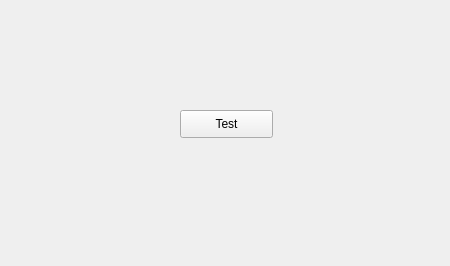
Qt form ui_files/main_window.ui (fzaca/task-manager) before a commit.
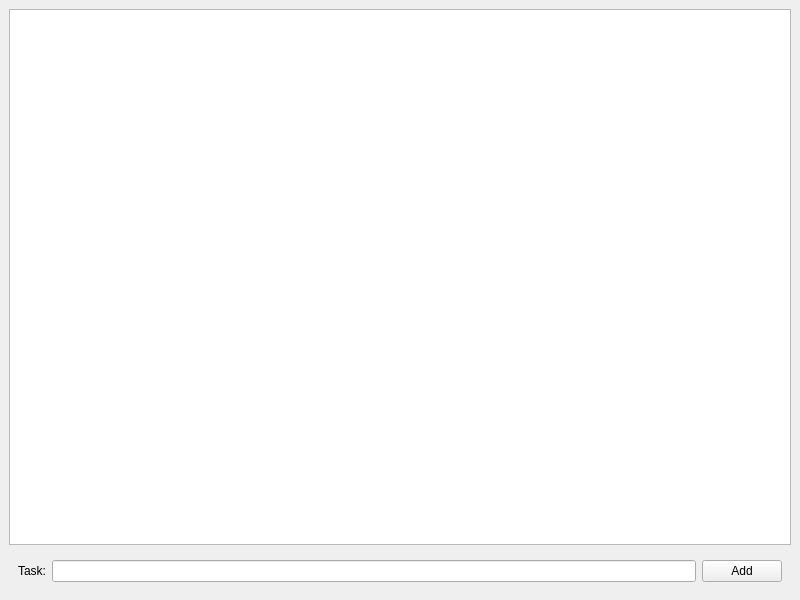
The same form after that commit.

Diff of the .ui file:
```diff
--- a/ui_files/main_window.ui
+++ b/ui_files/main_window.ui
@@ -1,40 +1,49 @@
 <?xml version="1.0" encoding="UTF-8"?>
 <ui version="4.0">
  <class>MainWindow</class>
- <widget class="QWidget" name="MainWindow">
+ <widget class="QMainWindow" name="MainWindow">
   <property name="geometry">
    <rect>
     <x>0</x>
     <y>0</y>
-    <width>450</width>
-    <height>266</height>
+    <width>800</width>
+    <height>600</height>
    </rect>
   </property>
   <property name="windowTitle">
    <string>Codificador/Decodificador</string>
   </property>
-  <widget class="QWidget" name="centralwidget" native="true">
-   <property name="geometry">
-    <rect>
-     <x>0</x>
-     <y>0</y>
-     <width>431</width>
-     <height>258</height>
-    </rect>
-   </property>
-   <widget class="QPushButton" name="test_button">
-    <property name="geometry">
-     <rect>
-      <x>180</x>
-      <y>110</y>
-      <width>93</width>
-      <height>28</height>
-     </rect>
-    </property>
-    <property name="text">
-     <string>Test</string>
-    </property>
-   </widget>
+  <widget class="QWidget" name="centralwidget">
+    <layout class="QVBoxLayout" name="verticalLayout">
+      <item>
+        <widget class="QListWidget" name="task_list">
+        </widget>
+      </item>
+      <item>
+        <widget class="QWidget" name="task_input_container">
+          <layout class="QHBoxLayout" name="horizontalLayout">
+            <item>
+              <widget class="QLabel" name="task_label">
+                <property name="text">
+                  <string>Task:</string>
+                </property>
+              </widget>
+            </item>
+            <item>
+              <widget class="QLineEdit" name="task_input">
+              </widget>
+            </item>
+            <item>
+              <widget class="QPushButton" name="add_button">
+                <property name="text">
+                  <string>Add</string>
+                </property>
+              </widget>
+            </item>
+          </layout>
+        </widget>
+      </item>
+    </layout>
   </widget>
  </widget>
  <resources/>
```
Left out of the diff: 2 changed lines with no effect on the pictures.
